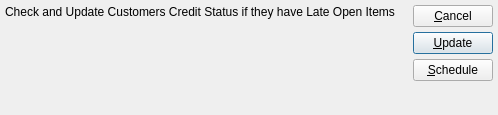
Above: guiclient/updateLateCustCreditStatus.ui from Pegasus-RPG/xtuple-client before the change. Below: the same form after it.
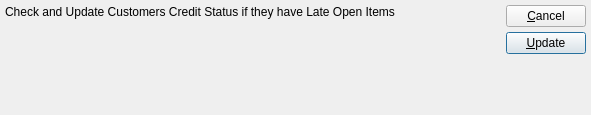
That is the form after the change.

Commit message: Issue #9401:remove submitAction logic that was moved to xtbatch

```diff
--- a/guiclient/updateLateCustCreditStatus.ui
+++ b/guiclient/updateLateCustCreditStatus.ui
@@ -8,12 +8,12 @@
 is available at www.xtuple.com/CPAL.  By using this software, you agree
 to be bound by its terms.</comment>
  <class>updateLateCustCreditStatus</class>
- <widget class="QDialog" name="updateLateCustCreditStatus" >
-  <property name="geometry" >
+ <widget class="QDialog" name="updateLateCustCreditStatus">
+  <property name="geometry">
    <rect>
     <x>0</x>
     <y>0</y>
-    <width>498</width>
+    <width>591</width>
     <height>115</height>
    </rect>
   </property>
@@ -106,13 +106,6 @@
            </property>
           </widget>
          </item>
-         <item>
-          <widget class="QPushButton" name="_submit" >
-           <property name="text" >
-            <string>&amp;Schedule</string>
-           </property>
-          </widget>
-         </item>
         </layout>
        </item>
        <item>
@@ -137,7 +130,7 @@
    </item>
   </layout>
  </widget>
- <layoutdefault spacing="5" margin="5" />
+ <layoutdefault spacing="5" margin="5"/>
  <tabstops>
   <tabstop>_update</tabstop>
   <tabstop>_submit</tabstop>
```
Left out of the diff: 77 changed lines with no effect on the pictures. The commit also changes 36 other files.
